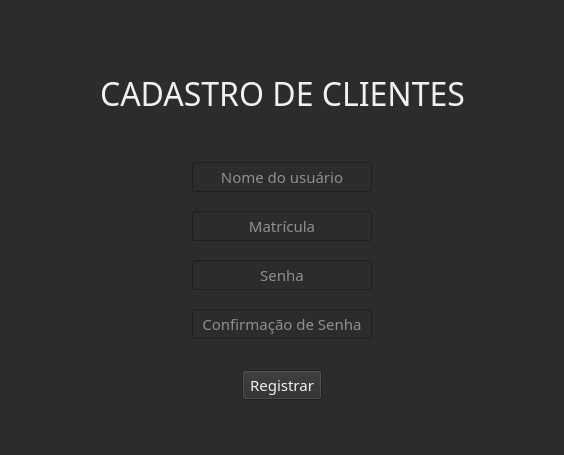
This is cadastro-clientes/form.ui in kadetete/controle-salas as Qt 5 draws it before an edit. The edited form follows.
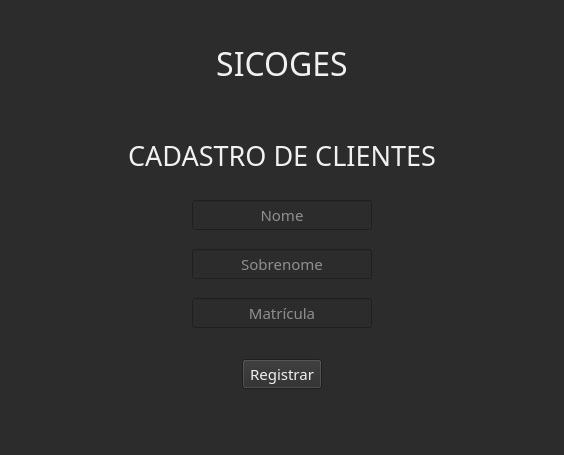
This is the edited form.

Commit message:
CADASTRO DE CLIENTES
bug na formatação

```diff
--- a/cadastro-clientes/form.ui
+++ b/cadastro-clientes/form.ui
@@ -53,7 +53,81 @@
      <property name="sizeHint" stdset="0">
       <size>
        <width>70</width>
-       <height>60</height>
+       <height>25</height>
+      </size>
+     </property>
+    </spacer>
+   </item>
+   <item>
+    <layout class="QHBoxLayout" name="horizontal_layout_sigoges">
+     <property name="spacing">
+      <number>5</number>
+     </property>
+     <property name="topMargin">
+      <number>0</number>
+     </property>
+     <item>
+      <spacer name="horizontal_spacer_sigoges_1">
+       <property name="orientation">
+        <enum>Qt::Horizontal</enum>
+       </property>
+       <property name="sizeHint" stdset="0">
+        <size>
+         <width>40</width>
+         <height>20</height>
+        </size>
+       </property>
+      </spacer>
+     </item>
+     <item>
+      <widget class="QLabel" name="label_sigoges">
+       <property name="sizePolicy">
+        <sizepolicy hsizetype="Expanding" vsizetype="Expanding">
+         <horstretch>0</horstretch>
+         <verstretch>0</verstretch>
+        </sizepolicy>
+       </property>
+       <property name="font">
+        <font>
+         <family>8514oem</family>
+         <pointsize>24</pointsize>
+        </font>
+       </property>
+       <property name="text">
+        <string>SICOGES</string>
+       </property>
+       <property name="alignment">
+        <set>Qt::AlignCenter</set>
+       </property>
+      </widget>
+     </item>
+     <item>
+      <spacer name="horizontal_spacer_sigoges_2">
+       <property name="orientation">
+        <enum>Qt::Horizontal</enum>
+       </property>
+       <property name="sizeHint" stdset="0">
+        <size>
+         <width>40</width>
+         <height>20</height>
+        </size>
+       </property>
+      </spacer>
+     </item>
+    </layout>
+   </item>
+   <item>
+    <spacer name="verticalSpacer_2">
+     <property name="orientation">
+      <enum>Qt::Vertical</enum>
+     </property>
+     <property name="sizeType">
+      <enum>QSizePolicy::Fixed</enum>
+     </property>
+     <property name="sizeHint" stdset="0">
+      <size>
+       <width>30</width>
+       <height>40</height>
       </size>
      </property>
     </spacer>
@@ -84,7 +158,7 @@
        <property name="font">
         <font>
          <family>Versa Versa</family>
-         <pointsize>24</pointsize>
+         <pointsize>20</pointsize>
         </font>
        </property>
        <property name="text">
@@ -120,8 +194,8 @@
      </property>
      <property name="sizeHint" stdset="0">
       <size>
-       <width>30</width>
-       <height>40</height>
+       <width>13</width>
+       <height>20</height>
       </size>
      </property>
     </spacer>
@@ -171,7 +245,7 @@
         <bool>false</bool>
        </property>
        <property name="placeholderText">
-        <string>Nome do usuário</string>
+        <string>Nome</string>
        </property>
        <property name="clearButtonEnabled">
         <bool>false</bool>
@@ -179,75 +253,7 @@
       </widget>
      </item>
      <item>
-      <spacer name="horizontal_spacer_user_name_2">
-       <property name="orientation">
-        <enum>Qt::Horizontal</enum>
-       </property>
-       <property name="sizeHint" stdset="0">
-        <size>
-         <width>40</width>
-         <height>20</height>
-        </size>
-       </property>
-      </spacer>
-     </item>
-    </layout>
-   </item>
-   <item>
-    <spacer name="verticalSpacer_3">
-     <property name="orientation">
-      <enum>Qt::Vertical</enum>
-     </property>
-     <property name="sizeType">
-      <enum>QSizePolicy::Fixed</enum>
-     </property>
-     <property name="sizeHint" stdset="0">
-      <size>
-       <width>13</width>
-       <height>13</height>
-      </size>
-     </property>
-    </spacer>
-   </item>
-   <item>
-    <layout class="QHBoxLayout" name="horizontal_layout_matriculation">
-     <item>
-      <spacer name="horizontal_spacer_matriculation_1">
-       <property name="orientation">
-        <enum>Qt::Horizontal</enum>
-       </property>
-       <property name="sizeHint" stdset="0">
-        <size>
-         <width>40</width>
-         <height>20</height>
-        </size>
-       </property>
-      </spacer>
-     </item>
-     <item>
-      <widget class="QLineEdit" name="line_edit_matriculation">
-       <property name="font">
-        <font>
-         <family>Versa Versa</family>
-         <pointsize>11</pointsize>
-        </font>
-       </property>
-       <property name="inputMethodHints">
-        <set>Qt::ImhNone</set>
-       </property>
-       <property name="text">
-        <string/>
-       </property>
-       <property name="alignment">
-        <set>Qt::AlignCenter</set>
-       </property>
-       <property name="placeholderText">
-        <string>Matrícula</string>
-       </property>
-      </widget>
-     </item>
-     <item>
-      <spacer name="horizontal_spacer_matriculation_2">
+      <spacer name="horizontal_spacer_nome_cliente_2">
        <property name="orientation">
         <enum>Qt::Horizontal</enum>
        </property>
@@ -304,13 +310,13 @@
         <string/>
        </property>
        <property name="echoMode">
-        <enum>QLineEdit::Password</enum>
+        <enum>QLineEdit::Normal</enum>
        </property>
        <property name="alignment">
         <set>Qt::AlignCenter</set>
        </property>
        <property name="placeholderText">
-        <string>Senha</string>
+        <string>Sobrenome</string>
        </property>
       </widget>
      </item>
@@ -374,20 +380,11 @@
        <property name="text">
         <string/>
        </property>
-       <property name="maxLength">
-        <number>16</number>
-       </property>
-       <property name="frame">
-        <bool>true</bool>
-       </property>
-       <property name="echoMode">
-        <enum>QLineEdit::Password</enum>
-       </property>
        <property name="alignment">
         <set>Qt::AlignCenter</set>
        </property>
        <property name="placeholderText">
-        <string>Confirmação de Senha</string>
+        <string>Matrícula</string>
        </property>
       </widget>
      </item>
```
Left out of the diff: 26 changed lines with no effect on the pictures. The commit also changes 4 other files.
